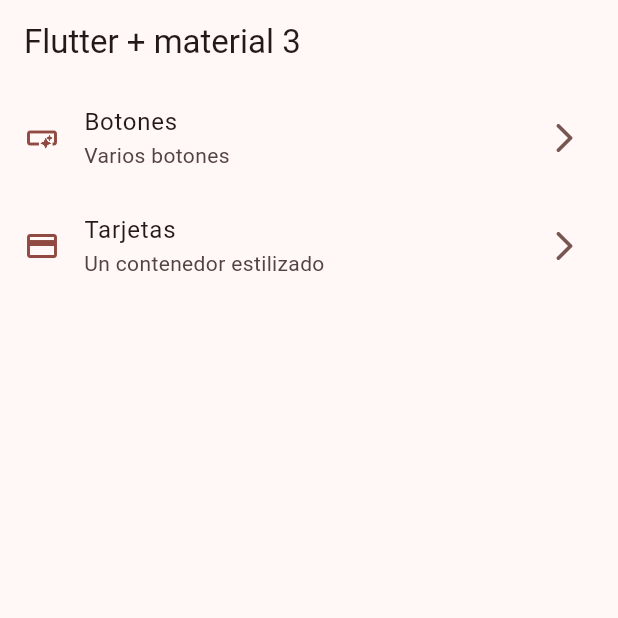
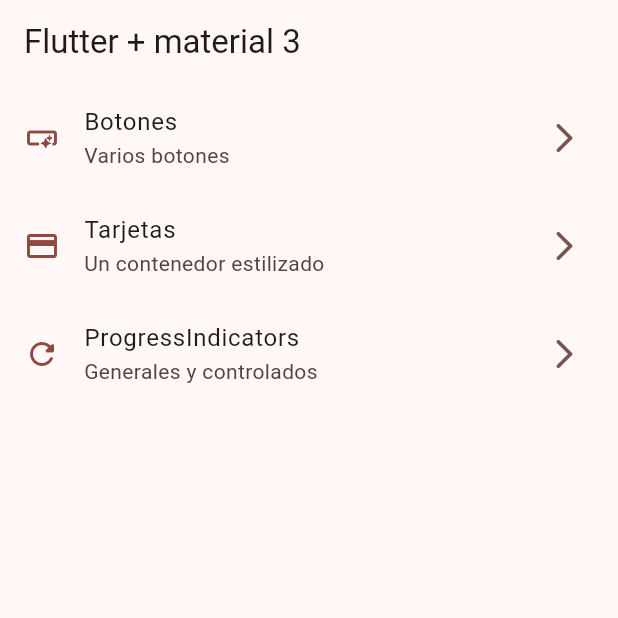
Before and after one commit to neryad/widgtes_app, a Flutter app: the screen it shows after launch, on a phone screen of 412 x 824 dp, the top half of it. Run offline on Flutter 3.47's test engine with Material 2 defaults, Android fonts, the phone set to English and light mode, and no system bars; our stand-ins replace go_router.

Commit message:
progrees indicator

```diff
--- a/lib/config/menu/menu_items.dart
+++ b/lib/config/menu/menu_items.dart
@@ -23,5 +23,10 @@
       title: 'Tarjetas',
       subtitle: 'Un contenedor estilizado',
       link: '/cards',
-      icon: Icons.credit_card)
+      icon: Icons.credit_card),
+  MenuItem(
+      title: 'ProgressIndicators',
+      subtitle: 'Generales y controlados',
+      link: '/progress',
+      icon: Icons.refresh_rounded)
 ];
--- a/lib/config/router/app_router.dart
+++ b/lib/config/router/app_router.dart
@@ -14,5 +14,10 @@
   GoRoute(
     path: '/cards',
     builder: (context, state) => CardScreen(),
+  ),
+  GoRoute(
+    path: '/progress',
+    name: ProgressScreen.name,
+    builder: (context, state) => ProgressScreen(),
   )
 ]);
```
Also changed, not shown: lib/presentation/screens/progress/progress_screen.dart (+76 -1 lines).
